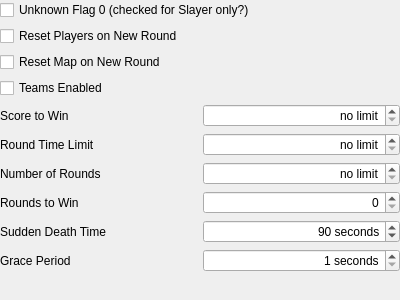
Above: native/src/ReachVariantTool/ui/main_window/page_multiplayer_settings_general.ui from DavidJCobb/ReachVariantEditor before the change. Below: the same form after it.
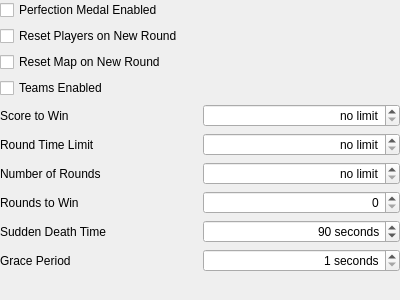
That is the form after the change.

What changed in the file:
```diff
--- a/native/src/ReachVariantTool/ui/main_window/page_multiplayer_settings_general.ui
+++ b/native/src/ReachVariantTool/ui/main_window/page_multiplayer_settings_general.ui
@@ -42,7 +42,7 @@
    <item row="0" column="0" colspan="2">
     <widget class="QCheckBox" name="fieldFlag0">
      <property name="text">
-      <string>Unknown Flag 0 (checked for Slayer only?)</string>
+      <string>Perfection Medal Enabled</string>
      </property>
     </widget>
    </item>
```
Left out of the diff: 5 changed lines with no effect on the pictures.
